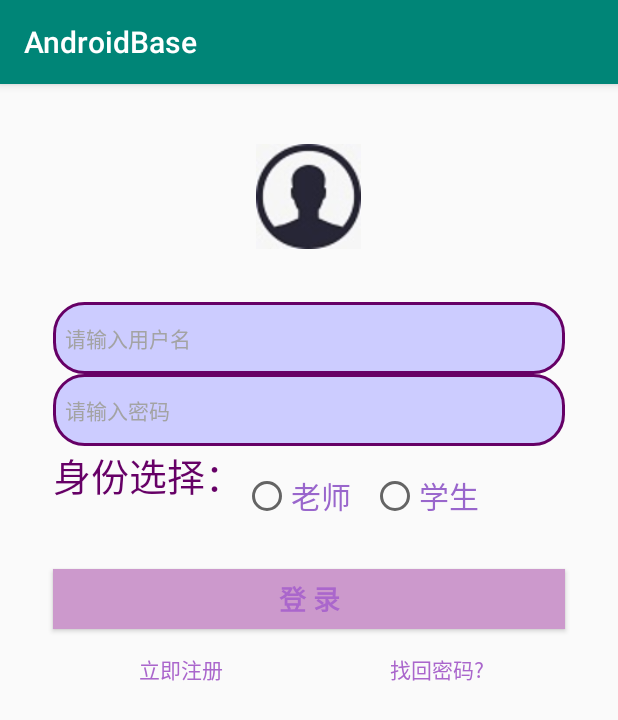
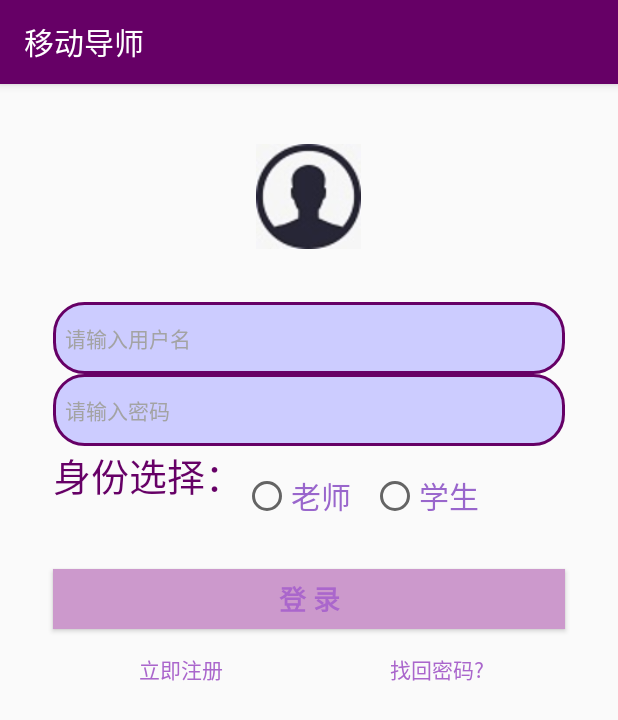
Before and after one commit to Tdout/AndroidAPP, an Android app: the screen it shows after launch (LoginActivity), on a phone screen of 412 x 824 dp. Shown: the top 720 px of the screen. Run offline under Robolectric (Android 15) with nearby library versions, the phone set to English and light mode, and no system bars.

Commit message:
修改了标题栏标题和背景颜色

```diff
--- a/AndroidBase/app/src/main/AndroidManifest.xml
+++ b/AndroidBase/app/src/main/AndroidManifest.xml
@@ -9,7 +9,7 @@
     <application
         android:allowBackup="true"
         android:icon="@mipmap/ic_launcher"
-        android:label="@string/app_name"
+        android:label="移动导师"
         android:networkSecurityConfig="@xml/network_security_config"
         android:roundIcon="@mipmap/ic_launcher_round"
         android:supportsRtl="true"
--- a/AndroidBase/app/src/main/res/values/styles.xml
+++ b/AndroidBase/app/src/main/res/values/styles.xml
@@ -3,8 +3,8 @@
     <!-- Base application theme. -->
     <style name="AppTheme" parent="Theme.AppCompat.DayNight.DarkActionBar">
         <!-- Customize your theme here. -->
-        <item name="colorPrimary">@color/colorPrimary</item>
-        <item name="colorPrimaryDark">@color/colorPrimaryDark</item>
+        <item name="colorPrimary">#660066</item>
+        <item name="colorPrimaryDark">#9966CC</item>
         <item name="colorAccent">@color/colorAccent</item>
     </style>
     <style name="popwindow_anim_style">
```
